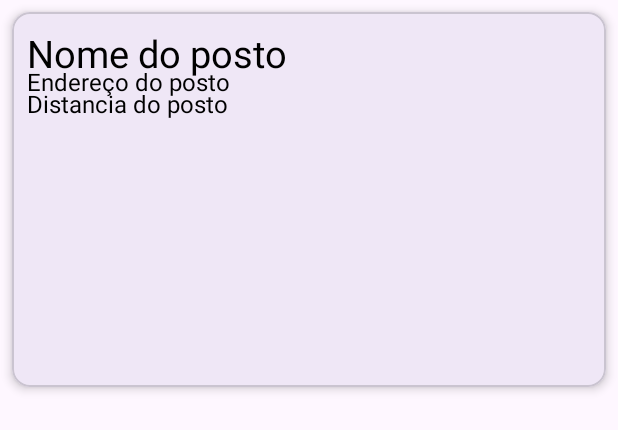
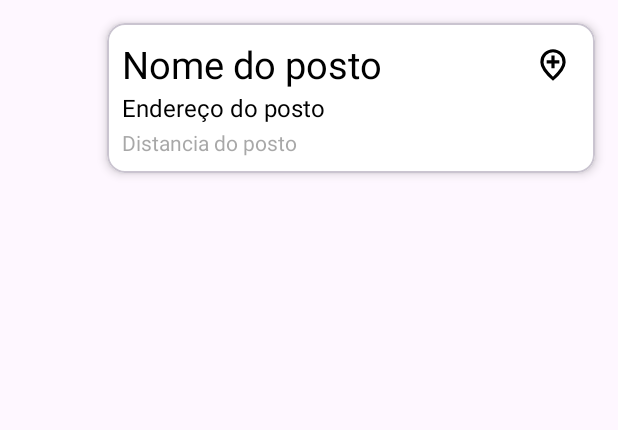
Before and after one commit to samellop3s/C-G, an Android app: the layout item_posto.xml on its own in the app's theme, with its tools: preview values and no code run, on a phone screen of 412 x 824 dp. Shown: the top 430 px of the screen. Run offline under Robolectric (Android 15) with nearby library versions, the phone set to English and light mode, and no system bars.

Commit message:
adjusted layout and added profile button

```diff
--- /dev/null
+++ b/app/src/main/res/drawable/baseline_person_24.xml
@@ -0,0 +1,5 @@
+<vector xmlns:android="http://schemas.android.com/apk/res/android" android:height="24dp" android:tint="#000000" android:viewportHeight="24" android:viewportWidth="24" android:width="24dp">
+
+    <path android:fillColor="@android:color/white" android:pathData="M12,12c2.21,0 4,-1.79 4,-4s-1.79,-4 -4,-4 -4,1.79 -4,4 1.79,4 4,4zM12,14c-2.67,0 -8,1.34 -8,4v2h16v-2c0,-2.66 -5.33,-4 -8,-4z"/>
+
+</vector>
--- /dev/null
+++ b/app/src/main/res/drawable/outline_add_location_24.xml
@@ -0,0 +1,5 @@
+<vector xmlns:android="http://schemas.android.com/apk/res/android" android:height="24dp" android:tint="#000000" android:viewportHeight="960" android:viewportWidth="960" android:width="24dp">
+
+    <path android:fillColor="@android:color/white" android:pathData="M440,560L520,560L520,440L640,440L640,360L520,360L520,240L440,240L440,360L320,360L320,440L440,440L440,560ZM480,774Q602,662 661,570.5Q720,479 720,408Q720,299 650.5,229.5Q581,160 480,160Q379,160 309.5,229.5Q240,299 240,408Q240,479 299,570.5Q358,662 480,774ZM480,880Q319,743 239.5,625.5Q160,508 160,408Q160,258 256.5,169Q353,80 480,80Q607,80 703.5,169Q800,258 800,408Q800,508 720.5,625.5Q641,743 480,880ZM480,400Q480,400 480,400Q480,400 480,400Q480,400 480,400Q480,400 480,400Q480,400 480,400Q480,400 480,400Q480,400 480,400Q480,400 480,400Z"/>
+
+</vector>
--- a/app/src/main/res/layout/item_posto.xml
+++ b/app/src/main/res/layout/item_posto.xml
@@ -1,9 +1,12 @@
 <?xml version="1.0" encoding="utf-8"?>
 <com.google.android.material.card.MaterialCardView xmlns:android="http://schemas.android.com/apk/res/android"
     xmlns:app="http://schemas.android.com/apk/res-auto"
-    android:layout_width="match_parent"
-    android:layout_height="wrap_content"
-    android:layout_margin="8dp"
+    android:layout_width="325dp"
+    android:layout_height="100dp"
+    android:backgroundTint="@color/white"
+    android:orientation="vertical"
+    android:layout_gravity="end"
+    android:layout_margin="15dp"
     app:cardElevation="4dp"
     app:strokeWidth="1dp">
 
@@ -20,7 +23,7 @@
         android:id="@+id/textEnderecoPosto"
         android:layout_width="200dp"
         android:layout_height="200dp"
-        android:layout_marginTop="35dp"
+        android:layout_marginTop="45dp"
         android:layout_marginStart="10dp"
         android:text="Endereço do posto"
         android:textSize="16sp"
@@ -29,10 +32,18 @@
         android:id="@+id/textDistanciaPosto"
         android:layout_width="200dp"
         android:layout_height="200dp"
-        android:layout_marginTop="50dp"
+        android:layout_marginTop="70dp"
         android:layout_marginStart="10dp"
         android:text="Distancia do posto"
-        android:textSize="16sp"
-        android:textColor="#000"/>
+        android:textSize="14sp"
+        android:textColor="@color/card"/>
+
+    <ImageView
+        android:layout_width="25dp"
+        android:layout_height="25dp"
+        android:src="@drawable/outline_add_location_24"
+        android:layout_gravity="end"
+        android:layout_margin="15dp"
+        />
 
 </com.google.android.material.card.MaterialCardView>
--- a/app/src/main/res/values/colors.xml
+++ b/app/src/main/res/values/colors.xml
@@ -4,6 +4,6 @@
     <color name="white">#FFFFFFFF</color>
     <color name="blue">#0000FF</color>
     <color name="fundoInicial">#000000</color>
-    <color name="card">#515151</color>
+    <color name="card">#80515151</color>
     <color name="orange">#FFA500</color>
 </resources>
```
Also changed, not shown: app/src/main/java/com/app/estudos/HomeActivity.kt (+9 -0 lines), app/src/main/res/layout/activity_home.xml (+17 -2 lines).
